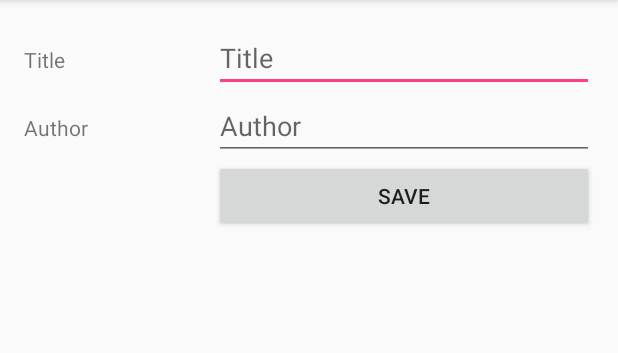
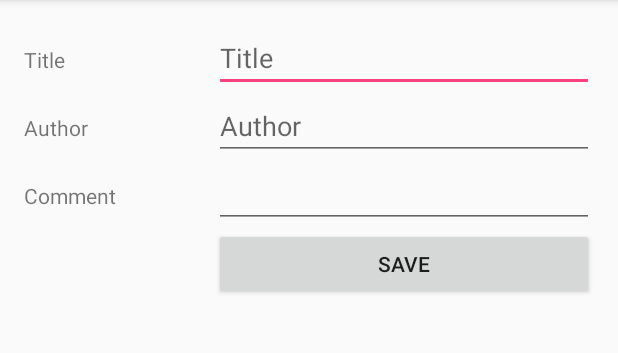
Before and after one commit to allambin/myratedlibrary, an Android app: the screen it shows after launch (BookEditorActivity), after a tap on an icon or button, on a phone screen of 412 x 824 dp, the part 84-437 px from its top. Run offline under Robolectric (Android 15) with nearby library versions, the phone set to English and light mode, and no system bars.

Commit message:
add a comment field on books

```diff
--- a/app/src/main/java/com/inextends/myratedlibrary/data/BookContract.java
+++ b/app/src/main/java/com/inextends/myratedlibrary/data/BookContract.java
@@ -18,6 +18,7 @@ public class BookContract {
 
         public static final String TABLE_NAME = "books";
         public static final String COLUMN_TITLE = "title";
+        public static final String COLUMN_COMMENT = "comment";
 
         public static final String CONTENT_LIST_TYPE =
                 ContentResolver.CURSOR_DIR_BASE_TYPE + "/" + CONTENT_AUTHORITY + "/" + PATH_BOOKS;
--- a/app/src/main/java/com/inextends/myratedlibrary/data/BookDbHelper.java
+++ b/app/src/main/java/com/inextends/myratedlibrary/data/BookDbHelper.java
@@ -1,15 +1,18 @@
 package com.inextends.myratedlibrary.data;
 
 import android.content.Context;
+import android.database.SQLException;
 import android.database.sqlite.SQLiteDatabase;
 import android.database.sqlite.SQLiteOpenHelper;
+import android.util.Log;
 
 import com.inextends.myratedlibrary.data.BookContract;
 
 public class BookDbHelper extends SQLiteOpenHelper {
 
-    public static final int DATABASE_VERSION = 1;
+    public static final int DATABASE_VERSION = 3;
     public static final String DATABASE_NAME = "ratedlibrary.db";
+    private static final String TAG = "BookDbHelper";
 
     private static final String SQL_CREATE_ENTRIES =
             "CREATE TABLE " + BookContract.BookEntry.TABLE_NAME + " (" +
@@ -19,6 +22,10 @@ public class BookDbHelper extends SQLiteOpenHelper {
     private static final String SQL_DELETE_ENTRIES =
             "DROP TABLE IF EXISTS " + BookContract.BookEntry.TABLE_NAME;
 
+    private static final String SQL_ADD_COMMENT_COLUMN =
+            "ALTER TABLE " + BookContract.BookEntry.TABLE_NAME + " ADD COLUMN " +
+                    BookContract.BookEntry.COLUMN_COMMENT + " TEXT";
+
     public BookDbHelper(Context context) {
         super(context, DATABASE_NAME, null, DATABASE_VERSION);
     }
@@ -26,6 +33,11 @@ public class BookDbHelper extends SQLiteOpenHelper {
     @Override
     public void onCreate(SQLiteDatabase sqLiteDatabase) {
         sqLiteDatabase.execSQL(SQL_CREATE_ENTRIES);
+        try {
+            sqLiteDatabase.execSQL(SQL_ADD_COMMENT_COLUMN);
+        } catch (SQLException e) {
+            Log.d(TAG, "onCreate: could not add comment column, is probably already there");
+        }
     }
 
     @Override
--- a/app/src/main/res/layout/activity_book_editor.xml
+++ b/app/src/main/res/layout/activity_book_editor.xml
@@ -53,6 +53,27 @@
 
     <LinearLayout
         android:layout_width="match_parent"
+        android:layout_height="wrap_content"
+        android:orientation="horizontal">
+
+        <TextView
+            android:id="@+id/textView2"
+            android:layout_width="0dp"
+            android:layout_height="wrap_content"
+            android:layout_weight="1"
+            android:text="@string/comment" />
+
+        <EditText
+            android:id="@+id/edit_comment"
+            android:layout_width="0dp"
+            android:layout_height="wrap_content"
+            android:layout_weight="2"
+            android:ems="10"
+            android:inputType="textMultiLine" />
+    </LinearLayout>
+
+    <LinearLayout
+        android:layout_width="match_parent"
         android:layout_height="match_parent"
         android:orientation="horizontal">
 
@@ -69,6 +90,7 @@
             android:layout_height="wrap_content"
             android:layout_weight="2"
             android:text="@string/save" />
+
     </LinearLayout>
 
 </LinearLayout>
--- a/app/src/main/res/values/strings.xml
+++ b/app/src/main/res/values/strings.xml
@@ -2,6 +2,7 @@
     <string name="app_name">My Rated Library</string>
     <string name="title">Title</string>
     <string name="author">Author</string>
+    <string name="comment">Comment</string>
     <string name="save">Save</string>
     <string name="delete">Delete</string>
     <string name="insert_book_failure">Could not insert book</string>
```
Also changed, not shown: app/src/main/java/com/inextends/myratedlibrary/BookEditorActivity.java (+10 -3 lines).
